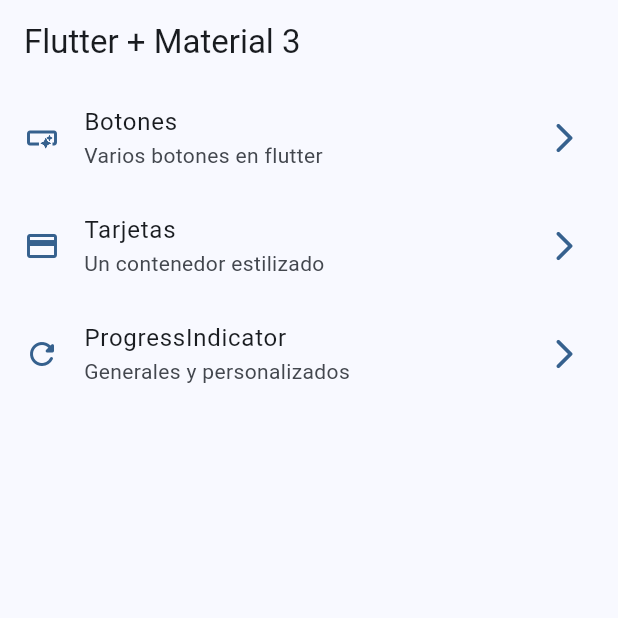
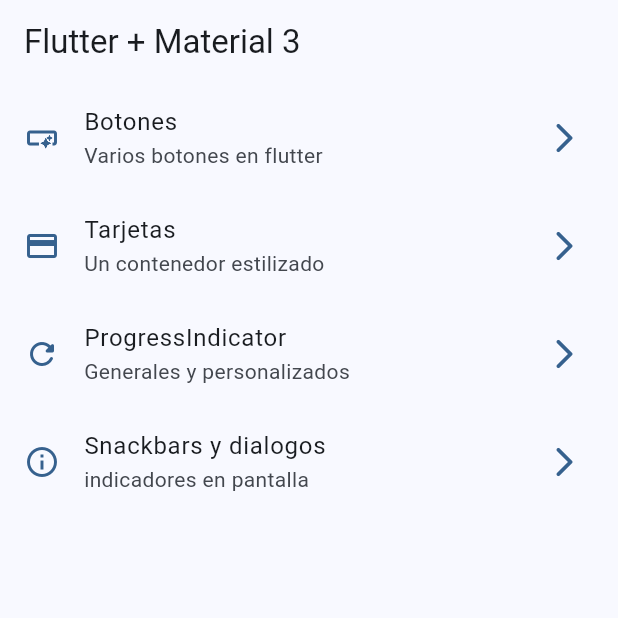
Before and after one commit to carloschamorrohn/widgets_app, a Flutter app: the screen it shows after launch, on a phone screen of 412 x 824 dp, the top half of it. Run offline on Flutter 3.47's test engine with Material 3 defaults, Android fonts, the phone set to English and light mode, and no system bars; our stand-ins replace go_router.

Commit message:
snackbars y dialogos terminado

```diff
--- a/lib/config/menu/menu_items.dart
+++ b/lib/config/menu/menu_items.dart
@@ -33,4 +33,10 @@ const appMenuItems = <MenuItem>[
     link: '/progress',
     icon: Icons.refresh_rounded,
   ),
+  MenuItem(
+    title: 'Snackbars y dialogos',
+    subtitle: 'indicadores en pantalla',
+    link: '/snackbars',
+    icon: Icons.info_outline,
+  ),
 ];
--- a/lib/config/router/app_router.dart
+++ b/lib/config/router/app_router.dart
@@ -1,3 +1,4 @@
+import 'package:flutter/material.dart';
 import 'package:go_router/go_router.dart';
 import 'package:widgets_app/config/presentation/screens.dart';
 
@@ -27,5 +28,10 @@ final appRouter = GoRouter(
       name: ProgressScreen.name,
       builder: (context, state) => const ProgressScreen(),
     ),
+    GoRoute(
+      path: '/snackbars',
+      name: SnackbarScreen.name,
+      builder: (context, state) => const SnackbarScreen(),
+    ),
   ],
 );
--- a/lib/main.dart
+++ b/lib/main.dart
@@ -12,6 +12,7 @@ class MainApp extends StatelessWidget {
   @override
   Widget build(BuildContext context) {
     return MaterialApp.router(
+      title: 'Flutter Widgets',
       routerConfig: appRouter,
       debugShowCheckedModeBanner: false,
       theme: AppTheme(selectedColor: 0).getTheme()
```
Also changed, not shown: lib/config/presentation/screens/snackbar/snackbar_screen.dart (+56 -1 lines).
